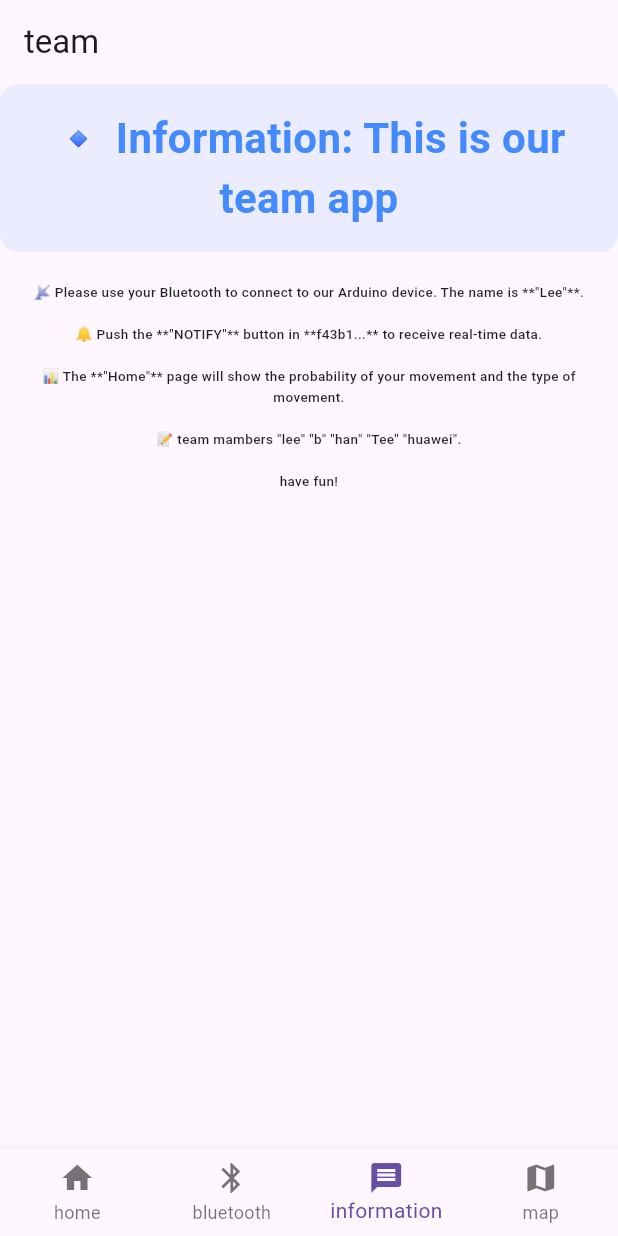
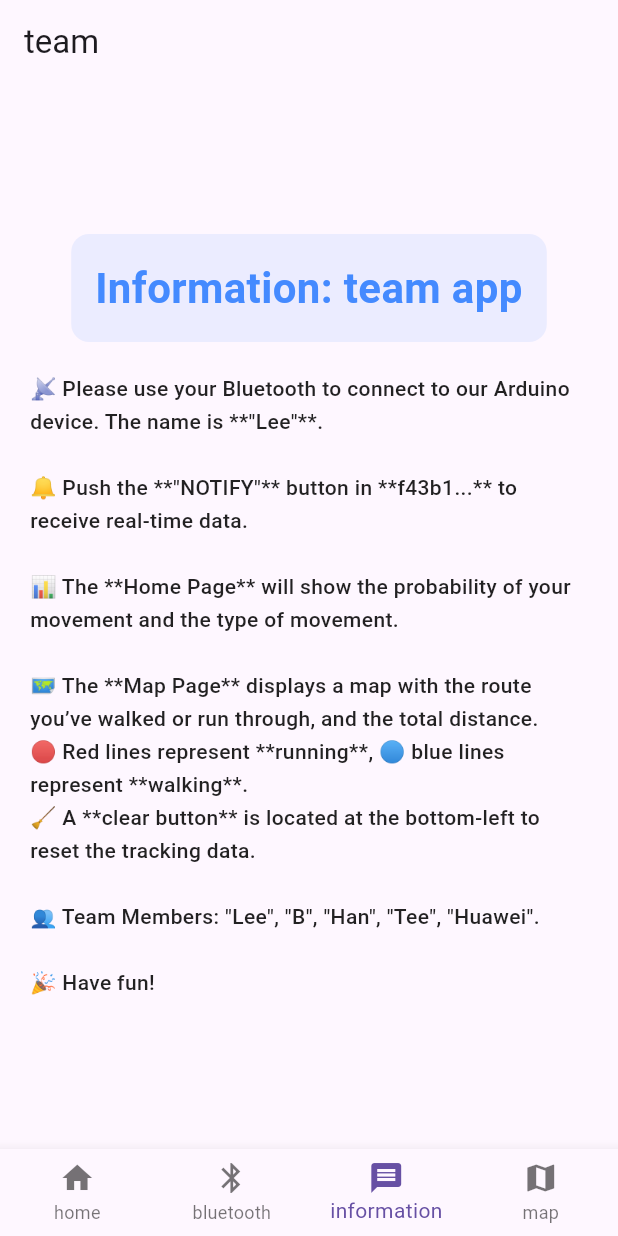
Before and after one commit to z588585/teamwork20253, a Flutter app: the screen it shows after launch, item 3 of the bottom bar chosen, on a phone screen of 412 x 824 dp. Run offline on Flutter 3.47's test engine with Material 3 defaults, Android fonts, the phone set to English and light mode, and no system bars; our stand-ins replace flutter_blue_plus, geolocator, google_maps_flutter, permission_handler; missing offline and left inert: flutter_background_geolocation; statements that could not run were skipped.

Commit message:
modified:   README.md 	new file:   app.apk 	new file:   flutter-apk.zip 	deleted:    teamapp/README.md 	modified:   teamapp/lib/123page.dart

```diff
--- a/teamapp/lib/123page.dart
+++ b/teamapp/lib/123page.dart
@@ -203,12 +203,11 @@ class ThirdPage extends StatefulWidget {
 class _ThirdPageState extends State<ThirdPage> {
   int count = 0;
 
-
-
   @override
   Widget build(BuildContext context) {
     return Scaffold(
       body: Center(
+        child: SingleChildScrollView( // to make the text not overflow
           child: Column(
             mainAxisAlignment: MainAxisAlignment.start,
             crossAxisAlignment: CrossAxisAlignment.center,
@@ -220,7 +219,7 @@ class _ThirdPageState extends State<ThirdPage> {
                   borderRadius: BorderRadius.circular(12),
                 ),
                 child: Text(
-                '🔹 Information: This is our team app',
+                  'Information: team app',
                   textAlign: TextAlign.center,
                   style: TextStyle(
                     fontSize: 28,
@@ -235,25 +234,28 @@ class _ThirdPageState extends State<ThirdPage> {
                 child: Text(
                   '📡 Please use your Bluetooth to connect to our Arduino device. The name is **"Lee"**.\n\n'
                   '🔔 Push the **"NOTIFY"** button in **f43b1...** to receive real-time data.\n\n'
-                '📊 The **"Home"** page will show the probability of your movement and the type of movement.\n\n'
-                '📝 team mambers "lee" "b" "han" "Tee" "huawei".\n\n'
-                'have fun!',
-                textAlign: TextAlign.center,
+                  '📊 The **Home Page** will show the probability of your movement and the type of movement.\n\n'
+                  '🗺️ The **Map Page** displays a map with the route you’ve walked or run through, and the total distance.\n'
+                  '🔴 Red lines represent **running**, 🔵 blue lines represent **walking**.\n'
+                  '🧹 A **clear button** is located at the bottom-left to reset the tracking data.\n\n'
+                  '👥 Team Members: "Lee", "B", "Han", "Tee", "Huawei".\n\n'
+                  '🎉 Have fun!',
+                  textAlign: TextAlign.left,
                   style: TextStyle(
-                  fontSize: 9,
+                    fontSize: 14,
                     color: Colors.black87,
                     fontWeight: FontWeight.w500,
-                  height: 1.5,
+                    height: 1.6,
                   ),
                 ),
               ),
             ],
-
-        )),
+          ),
+        ),
+      ),
     );
   }
 }
-
 
 
 
```
Also changed, not shown: 4 other files. Lines whose indentation alone changed are shown as unchanged.
